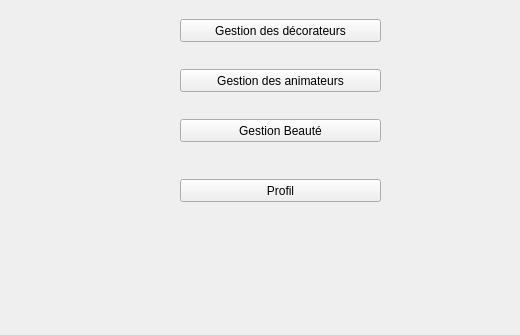
Before: the Qt Designer form mainwindow.ui in mohamedazizgallala/Smart_wedding_reception_2A8, drawn with Qt 5; both pictures show x 0 to 520 and y 131 to 466 of the 630 by 466 pixel window.
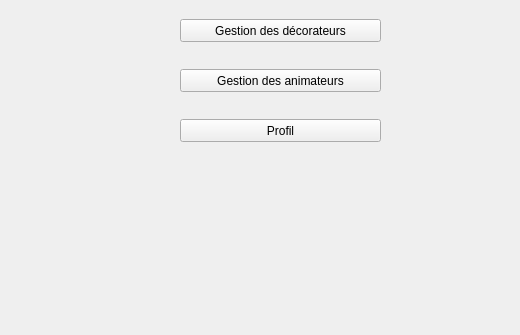
After: the same form once the commit is applied. The open tabs and pages were chosen to show the change. Icons and pictures are not drawn.

Commit message: [integration farah]

```diff
--- a/mainwindow.ui
+++ b/mainwindow.ui
@@ -1988,38 +1988,11 @@
 font: italic 9pt &quot;Century Gothic&quot;;
 color: qconicalgradient(cx:0.5, cy:0.5, angle:0, stop:0 rgba(35, 40, 3, 255), stop:0.16 rgba(136, 106, 22, 255), stop:0.225 rgba(166, 140, 41, 255), stop:0.285 rgba(204, 181, 74, 255), stop:0.345 rgba(235, 219, 102, 255), stop:0.415 rgba(245, 236, 112, 255), stop:0.52 rgba(209, 190, 76, 255), stop:0.57 rgba(187, 156, 51, 255), stop:0.635 rgba(168, 142, 42, 255), stop:0.695 rgba(202, 174, 68, 255), stop:0.75 rgba(218, 202, 86, 255), stop:0.815 rgba(208, 187, 73, 255), stop:0.88 rgba(187, 156, 51, 255), stop:0.935 rgba(137, 108, 26, 255), stop:1 rgba(35, 40, 3, 255));</string>
       </property>
-      <widget class="QPushButton" name="button_beaute">
-       <property name="geometry">
-        <rect>
-         <x>140</x>
-         <y>200</y>
-         <width>201</width>
-         <height>23</height>
-        </rect>
-       </property>
-       <property name="styleSheet">
-        <string notr="true">background:transparent;
-font: italic 12pt &quot;Century Gothic&quot;;
-color: qconicalgradient(cx:0.5, cy:0.5, angle:0, stop:0 rgba(35, 40, 3, 255), stop:0.16 rgba(136, 106, 22, 255), stop:0.225 rgba(166, 140, 41, 255), stop:0.285 rgba(204, 181, 74, 255), stop:0.345 rgba(235, 219, 102, 255), stop:0.415 rgba(245, 236, 112, 255), stop:0.52 rgba(209, 190, 76, 255), stop:0.57 rgba(187, 156, 51, 255), stop:0.635 rgba(168, 142, 42, 255), stop:0.695 rgba(202, 174, 68, 255), stop:0.75 rgba(218, 202, 86, 255), stop:0.815 rgba(208, 187, 73, 255), stop:0.88 rgba(187, 156, 51, 255), stop:0.935 rgba(137, 108, 26, 255), stop:1 rgba(35, 40, 3, 255));
-border-bottom:2px solid#717072;
-border-color: qconicalgradient(cx:0.5, cy:0.5, angle:0, stop:0 rgba(35, 40, 3, 255), stop:0.16 rgba(136, 106, 22, 255), stop:0.225 rgba(166, 140, 41, 255), stop:0.285 rgba(204, 181, 74, 255), stop:0.345 rgba(235, 219, 102, 255), stop:0.415 rgba(245, 236, 112, 255), stop:0.52 rgba(209, 190, 76, 255), stop:0.57 rgba(187, 156, 51, 255), stop:0.635 rgba(168, 142, 42, 255), stop:0.695 rgba(202, 174, 68, 255), stop:0.75 rgba(218, 202, 86, 255), stop:0.815 rgba(208, 187, 73, 255), stop:0.88 rgba(187, 156, 51, 255), stop:0.935 rgba(137, 108, 26, 255), stop:1 rgba(35, 40, 3, 255));
-background-color: rgb(255, 212, 250);
-
-border-radius:15px;}
-QPushButton:hover{
-	
-	background-color: rgb(234, 78, 117);
-</string>
-       </property>
-       <property name="text">
-        <string>Gestion Beauté</string>
-       </property>
-      </widget>
       <widget class="QPushButton" name="buttonprofil_org">
        <property name="geometry">
         <rect>
          <x>140</x>
-         <y>260</y>
+         <y>200</y>
          <width>201</width>
          <height>23</height>
         </rect>
```
The commit also changes 2 other files.
